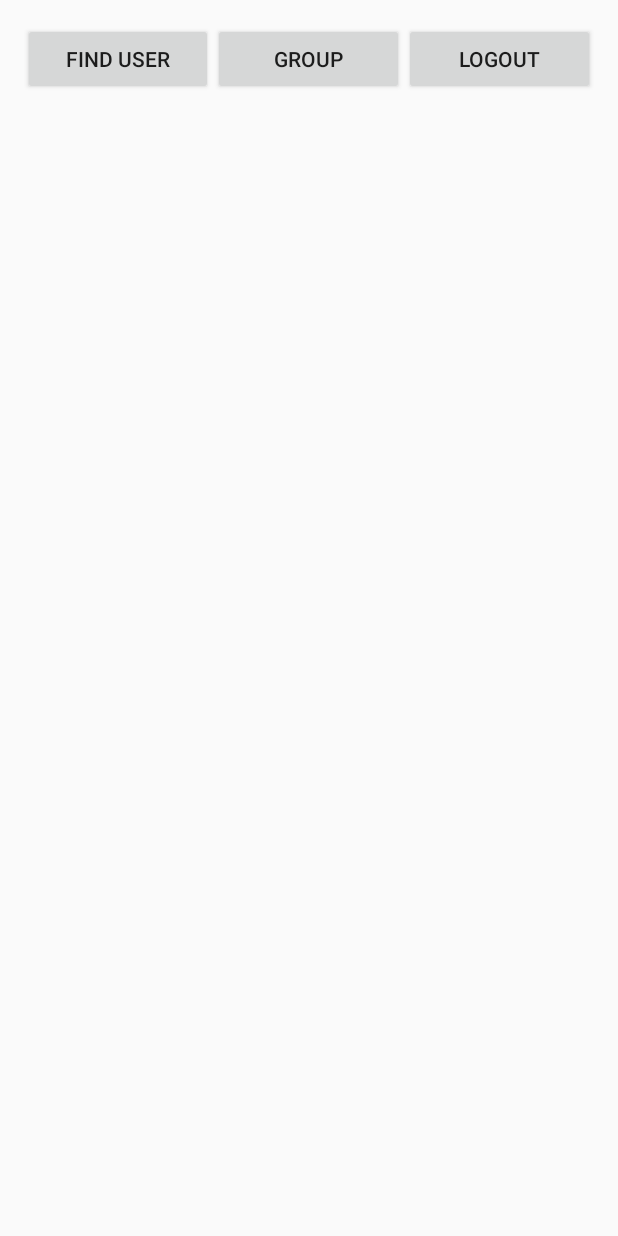
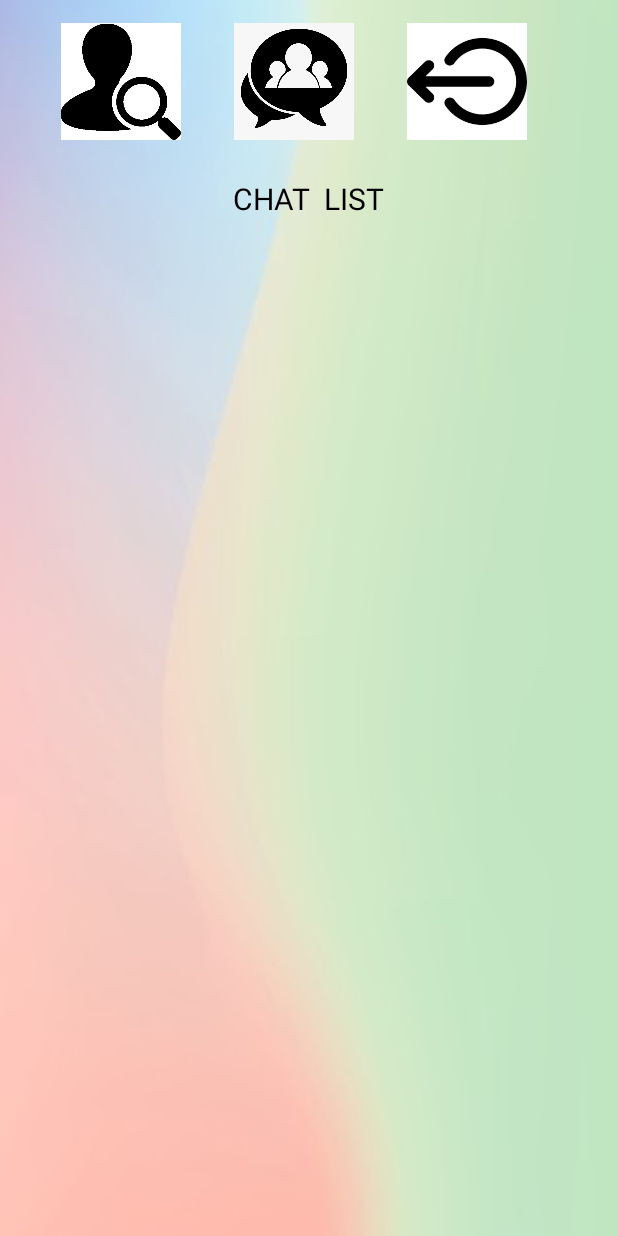
Before and after one commit to vatsalkhemani/Whatsapp, an Android app: the screen it shows after launch once a user with an empty profile is signed in (ProfileActivity), on a phone screen of 412 x 824 dp. Run offline under Robolectric (Android 15) with nearby library versions, the phone set to English and light mode, and no system bars; our stand-ins replace Firebase (no records; nobody signed in at launch, a user with empty details on screens opened directly); libraries missing offline, so code that uses them is left out: com.facebook.drawee, com.onesignal; 5 statements that could not run were skipped.

Commit message:
UI/UX done for Chat List

```diff
--- a/app/src/main/java/com/example/whatsapp/ProfileActivity.java
+++ b/app/src/main/java/com/example/whatsapp/ProfileActivity.java
@@ -14,6 +14,7 @@ import android.os.Build;
 import android.os.Bundle;
 import android.view.View;
 import android.widget.Button;
+import android.widget.ImageButton;
 import android.widget.LinearLayout;
 
 import com.example.whatsapp.Chat.ChatListAdapter;
@@ -36,7 +37,7 @@ public class ProfileActivity extends AppCompatActivity {
     private RecyclerView mChatList;
     private RecyclerView.Adapter mChatListAdapter;
     private RecyclerView.LayoutManager mChatListLayoutManager;
-    Button mGroup;
+    ImageButton mGroup;
 
     ArrayList<ChatObject> chatList;
 
@@ -60,8 +61,8 @@ public class ProfileActivity extends AppCompatActivity {
 
 
 
-        Button mLogout = findViewById(R.id.logout);
-        Button mFindUser = findViewById(R.id.findUser);
+        ImageButton mLogout = findViewById(R.id.logout);
+        ImageButton mFindUser = findViewById(R.id.findUser);
         mGroup=findViewById(R.id.group);
 
         mGroup.setOnClickListener(new View.OnClickListener() {
--- a/app/src/main/res/layout/activity_profile.xml
+++ b/app/src/main/res/layout/activity_profile.xml
@@ -6,32 +6,52 @@
     android:layout_height="match_parent"
     android:orientation="vertical"
     tools:context=".ProfileActivity"
+    android:background="@drawable/bg2"
     android:padding="15dp">
 
     <LinearLayout
         android:layout_width="match_parent"
         android:layout_height="wrap_content">
-        <Button
-            android:layout_width="0dp"
-            android:layout_weight="0.5"
-            android:layout_height="wrap_content"
+        <ImageButton
+            android:layout_marginLeft="25dp"
+            android:layout_height="78dp"
+            android:layout_width="80dp"
+            android:src="@drawable/finduser"
+            android:background="@android:color/white"
+            android:scaleType="fitXY"
             android:text="find user"
             android:id="@+id/findUser"/>
 
-        <Button
-            android:layout_width="0dp"
-            android:layout_weight="0.5"
-            android:layout_height="wrap_content"
-            android:text="Group"
-            android:id="@+id/group"/>
+        <ImageButton
+            android:id="@+id/group"
+            android:layout_marginLeft="35dp"
+            android:background="@android:color/holo_orange_dark"
+            android:layout_width="80dp"
+            android:layout_height="78dp"
+            android:scaleType="fitXY"
+            android:src="@drawable/groupchat"
+            android:text="Group" />
 
-        <Button
-            android:layout_width="0dp"
-            android:layout_weight="0.5"
-            android:layout_height="wrap_content"
+        <ImageButton
+            android:layout_width="80dp"
+            android:background="@android:color/holo_orange_dark"
+            android:layout_marginLeft="35dp"
+            android:layout_height="78dp"
+            android:src="@drawable/logout"
             android:text="logout"
+            android:scaleType="fitXY"
             android:id="@+id/logout"/>
     </LinearLayout>
+
+    <TextView
+
+        android:layout_marginTop="25dp"
+        android:layout_gravity="center"
+        android:layout_width="wrap_content"
+        android:layout_height="wrap_content"
+        android:textColor="@android:color/background_dark"
+        android:text="CHAT  LIST"
+        android:textSize="20sp"/>
 
     <androidx.recyclerview.widget.RecyclerView
         android:layout_width="match_parent"
```
Also changed, not shown: app/src/main/res/drawable/bg2.jpg (added), app/src/main/res/drawable/bg3.jpg (added), app/src/main/res/drawable/finduser.png (added), app/src/main/res/drawable/groupchat.png (added), app/src/main/res/drawable/logout.png (added).
